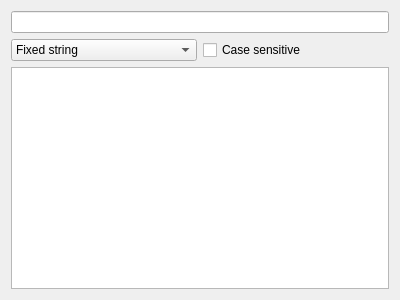
Above: src/plugins/poshuku/historywidget.ui from 0xd34df00d/leechcraft before the change. Below: the same form after it.
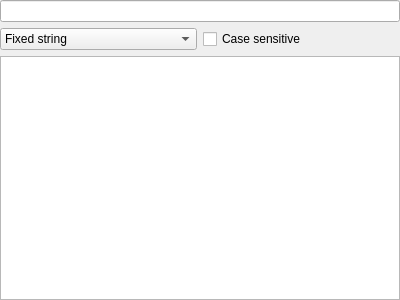
That is the form after the change. Custom widgets are drawn as their Qt base class.

Commit message: Poshuku: removed margins in some layouts.

What changed in the file:
```diff
--- a/src/plugins/poshuku/historywidget.ui
+++ b/src/plugins/poshuku/historywidget.ui
@@ -14,6 +14,9 @@
    <string>Form</string>
   </property>
   <layout class="QVBoxLayout" name="verticalLayout">
+   <property name="margin">
+    <number>0</number>
+   </property>
    <item>
     <layout class="QVBoxLayout" name="verticalLayout_3">
      <item>
```
The commit also changes 2 other files.
